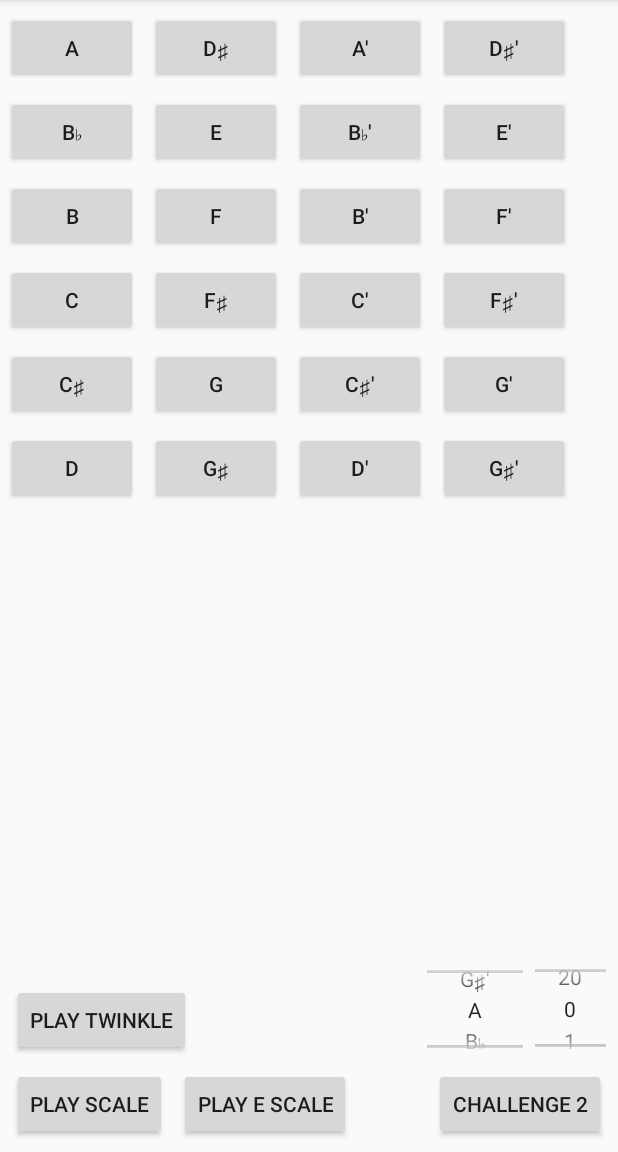
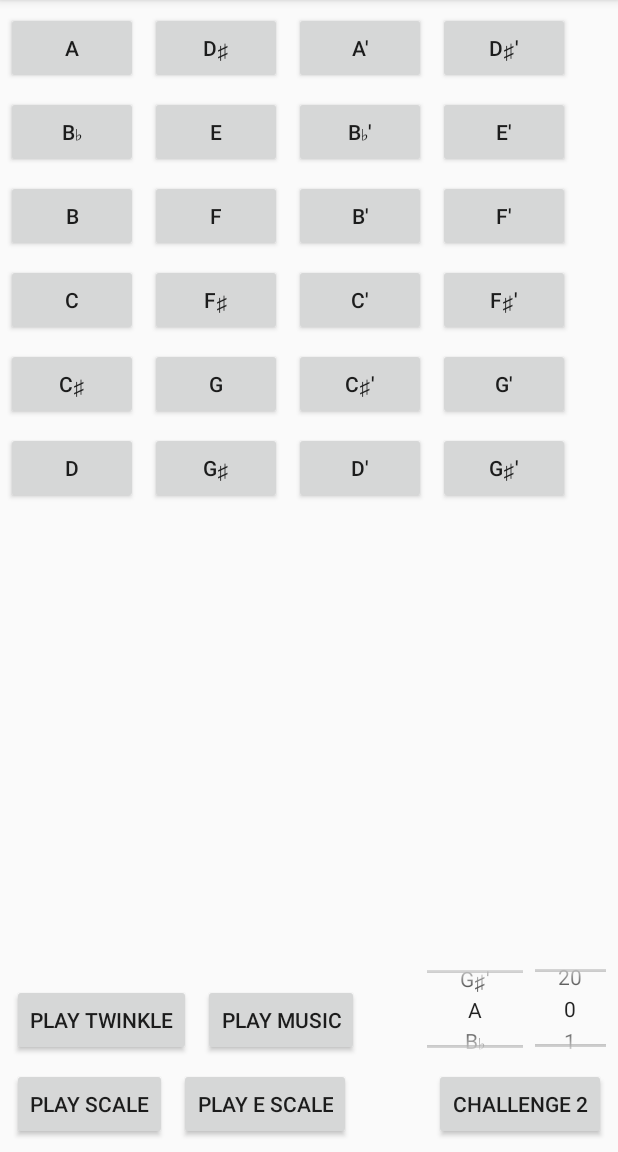
Before and after one commit to CharlesLiu02/Synthesizer-master, an Android app: the SynthesizerActivity screen opened directly, with no data from a screen before it, on a phone screen of 412 x 824 dp, the part 84-1236 px from its top. Run offline under Robolectric (Android 15) with nearby library versions, the phone set to English and light mode, and no system bars.

Commit message:
Started adding mii song

```diff
--- a/app/src/main/res/layout/activity_synthesizer.xml
+++ b/app/src/main/res/layout/activity_synthesizer.xml
@@ -306,4 +306,14 @@
         app:layout_constraintBottom_toTopOf="@+id/button_synth_scale"
         app:layout_constraintStart_toStartOf="parent" />
 
+    <Button
+        android:id="@+id/button_synth_mii"
+        android:layout_width="wrap_content"
+        android:layout_height="wrap_content"
+        android:layout_marginBottom="8dp"
+        android:layout_marginStart="8dp"
+        android:text="Play Music"
+        app:layout_constraintBottom_toTopOf="@+id/button_synth_scaleE"
+        app:layout_constraintStart_toEndOf="@+id/button_synth_twinkle" />
+
 </android.support.constraint.ConstraintLayout>
```
Also changed, not shown: app/src/main/java/com/example/synthesizer/SynthesizerActivity.java (+38 -0 lines).
